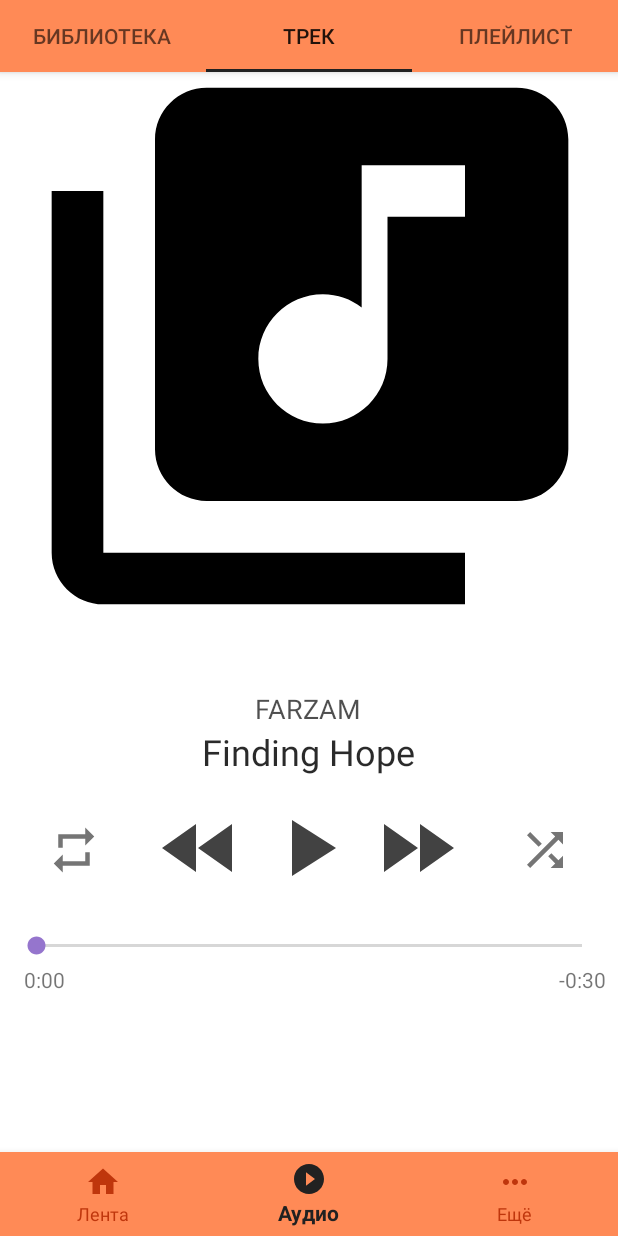
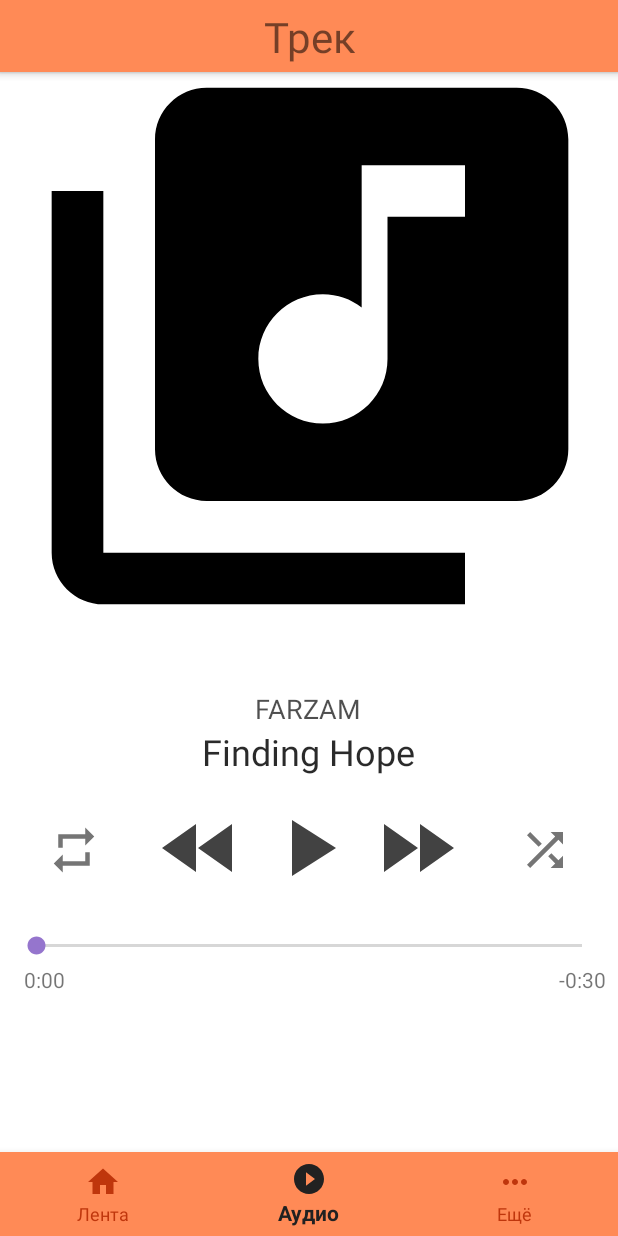
Before and after one commit to EgorAB/FlacPlayer, an Android app: the MainActivity screen opened directly, with no data from a screen before it, on a phone screen of 412 x 824 dp. Run offline under Robolectric (Android 15) with nearby library versions, the phone set to English and light mode, and no system bars.

Commit message:
Добавил нормальное редактирование плиста, теперь дебажить

```diff
--- a/app/src/main/java/com/example/flacplayer/MainActivity.kt
+++ b/app/src/main/java/com/example/flacplayer/MainActivity.kt
@@ -2,22 +2,20 @@ package com.example.flacplayer
 
 import android.content.ContentResolver
 import android.content.pm.PackageManager
-import android.graphics.BitmapFactory
 import android.net.Uri
 import android.os.Bundle
+import android.provider.MediaStore
 import android.support.design.widget.TabLayout
 import android.support.v4.app.FragmentActivity
 import android.support.v4.content.ContextCompat
 import android.support.v4.view.ViewPager
 import android.view.View
 import android.widget.ArrayAdapter
+import android.widget.ImageButton
 import kotlinx.android.synthetic.main.activity_main.*
 import kotlinx.android.synthetic.main.home_layout.*
 import kotlinx.android.synthetic.main.more_layout.*
 import kotlinx.android.synthetic.main.player_tabs.*
-import android.provider.MediaStore
-import android.view.Menu
-import android.view.MenuInflater
 
 
 class MainActivity : FragmentActivity(), PlaylistFragment.PlaylistInteractionListener,
@@ -30,6 +28,7 @@ class MainActivity : FragmentActivity(), PlaylistFragment.PlaylistInteractionLis
     private val playlistFragment: PlaylistFragment = PlaylistFragment()
     private val playSceneFragment: PlaySceneFragment = PlaySceneFragment()
 
+
     var songList = arrayListOf<Song>()
 
     override fun onCreate(savedInstanceState: Bundle?) {
@@ -38,19 +37,29 @@ class MainActivity : FragmentActivity(), PlaylistFragment.PlaylistInteractionLis
         setContentView(R.layout.activity_main)
         getSongList()
         selectedScene = player_tabs
-        appBar.alpha = 0f
+        playlistItemSelectedBar.alpha = 0f
+        playlistItemSelectedBar.findViewWithTag<ImageButton>("delete").setOnClickListener {
+            playlistFragment.PISBarDeleteButton()
+        }
+        playlistItemSelectedBar.findViewWithTag<ImageButton>("close").setOnClickListener {
+            playlistFragment.PISBarCloseButton()
+        }
         tabLayout.addOnTabSelectedListener(object : TabLayout.OnTabSelectedListener {
+            val appBars = arrayListOf<View>(libraryBar, playBar, playlistBar)
             override fun onTabSelected(tab: TabLayout.Tab) {
                 if (tab.position == 2 || tab.position == 0) {
                     hideBottomNavigationView()
-                    showAppBar()
+                    // showPISBar()
                 }
+                appBars[tab.position].alpha = 1F
             }
             override fun onTabUnselected(tab: TabLayout.Tab) {
                 if (tab.position == 2 || tab.position == 0) {
                     showBottomNavigationView()
-                    hideAppBar()
+                    // hidePISBar()
                 }
+                if(tab.position == 2) playlistFragment.PISBarCloseButton()
+                appBars[tab.position].alpha = 0F
             }
             override fun onTabReselected(tab: TabLayout.Tab) {}
         })
@@ -159,13 +168,15 @@ class MainActivity : FragmentActivity(), PlaylistFragment.PlaylistInteractionLis
         bottomNavigationView.animate().translationY(0f).duration = 200
     }
 
-    fun hideAppBar(){
-        appBar.clearAnimation()
-        appBar.animate().alpha(0f).duration = 200
+    // hide playlistItemSelectedBar
+    fun hidePISBar(){
+        playlistItemSelectedBar.clearAnimation()
+        playlistItemSelectedBar.animate().alpha(0f).duration = 200
     }
 
-    fun showAppBar(){
-        appBar.clearAnimation()
-        appBar.animate().alpha(1f).duration = 200
+    // show playlistItemSelectedBar
+    fun showPISBar(){
+        playlistItemSelectedBar.clearAnimation()
+        playlistItemSelectedBar.animate().alpha(1f).duration = 200
     }
 }
--- a/app/src/main/res/layout/activity_main.xml
+++ b/app/src/main/res/layout/activity_main.xml
@@ -6,20 +6,81 @@
                                         xmlns:android="http://schemas.android.com/apk/res/android"
                                         android:layout_width="match_parent">
     <android.support.constraint.ConstraintLayout
+            android:animateLayoutChanges="true"
             android:layout_width="match_parent"
             android:layout_height="match_parent"
             android:background="@color/white"
             tools:context=".MainActivity">
+        <android.support.design.widget.AppBarLayout
+                android:id="@+id/playlistBar"
+                android:alpha="0"
+                android:layout_width="match_parent"
+                android:layout_height="48dp"
+                app:layout_constraintTop_toTopOf="parent">
+            <android.support.constraint.ConstraintLayout android:layout_width="match_parent"
+                                                         android:layout_height="match_parent">
+                <TextView
+                        android:text="Плейлист"
+                        android:gravity="center"
+                        android:textSize="28sp"
+                        android:layout_width="wrap_content"
+                        android:layout_height="wrap_content"
+                        app:layout_constraintTop_toTopOf="parent" app:layout_constraintStart_toStartOf="parent"
+                        app:layout_constraintBottom_toBottomOf="parent"
+                        app:layout_constraintEnd_toEndOf="parent"/>
+            </android.support.constraint.ConstraintLayout>
+        </android.support.design.widget.AppBarLayout>
 
         <android.support.design.widget.AppBarLayout
-                android:id="@+id/appBar"
+                android:id="@+id/playBar"
+                android:alpha="0"
+                android:layout_width="match_parent"
+                android:layout_height="48dp"
+                app:layout_constraintTop_toTopOf="parent">
+            <android.support.constraint.ConstraintLayout android:layout_width="match_parent"
+                                                         android:layout_height="match_parent">
+                <TextView
+                        android:text="Трек"
+                        android:gravity="center"
+                        android:textSize="28sp"
+                        android:layout_width="wrap_content"
+                        android:layout_height="wrap_content"
+                        app:layout_constraintTop_toTopOf="parent" app:layout_constraintStart_toStartOf="parent"
+                        app:layout_constraintBottom_toBottomOf="parent"
+                        app:layout_constraintEnd_toEndOf="parent"/>
+            </android.support.constraint.ConstraintLayout>
+        </android.support.design.widget.AppBarLayout>
+
+        <android.support.design.widget.AppBarLayout
+                android:id="@+id/libraryBar"
+                android:alpha="0"
+                android:layout_width="match_parent"
+                android:layout_height="48dp"
+                app:layout_constraintTop_toTopOf="parent">
+            <android.support.constraint.ConstraintLayout android:layout_width="match_parent"
+                                                         android:layout_height="match_parent">
+                <TextView
+                        android:text="Библиотека"
+                        android:gravity="center"
+                        android:textSize="28sp"
+                        android:layout_width="wrap_content"
+                        android:layout_height="wrap_content"
+                        app:layout_constraintEnd_toEndOf="parent"
+                        app:layout_constraintStart_toStartOf="parent" app:layout_constraintTop_toTopOf="parent"
+                        app:layout_constraintBottom_toBottomOf="parent"/>
+            </android.support.constraint.ConstraintLayout>
+        </android.support.design.widget.AppBarLayout>
+
+        <android.support.design.widget.AppBarLayout
+                android:id="@+id/playlistItemSelectedBar"
+                android:alpha="0"
                 android:layout_width="match_parent"
                 android:layout_height="48dp"
                 app:layout_constraintTop_toTopOf="parent">
             <android.support.constraint.ConstraintLayout android:layout_width="match_parent"
                                                          android:layout_height="match_parent">
                 <ImageButton
-                        android:id="@+id/close"
+                        android:tag="close"
                         android:layout_width="42dp"
                         android:layout_height="42dp"
                         android:src="@drawable/ic_close_black_24dp"
@@ -28,10 +89,9 @@
                         app:layout_constraintTop_toTopOf="parent"
                         android:layout_marginTop="4dp"
                         app:layout_constraintStart_toStartOf="parent"
-                        android:layout_marginStart="2dp"
-                />
+                        android:layout_marginStart="2dp"/>
                 <ImageButton
-                        android:id="@+id/delete"
+                        android:tag="delete"
                         android:layout_width="42dp"
                         android:layout_height="42dp"
                         android:src="@drawable/ic_delete_black_24dp"
@@ -42,6 +102,8 @@
                         app:layout_constraintBottom_toBottomOf="parent"/>
             </android.support.constraint.ConstraintLayout>
         </android.support.design.widget.AppBarLayout>
+
+
         <include layout="@layout/player_tabs"
                  android:visibility="visible"
                  android:layout_height="match_parent"
@@ -58,8 +120,7 @@
                  android:visibility="gone"
                  android:layout_width="match_parent"
                  android:layout_height="match_parent"
-                 tools:layout_editor_absoluteX="125dp"
-        />
+                 tools:layout_editor_absoluteX="125dp"/>
         <android.support.design.widget.BottomNavigationView
                 app:labelVisibilityMode="labeled"
                 android:layout_width="match_parent"
@@ -71,13 +132,4 @@
                 app:itemTextColor="@color/bottom_navigation_item_background_colors"
                 app:layout_constraintBottom_toBottomOf="parent"/>
     </android.support.constraint.ConstraintLayout>
-
-    <!--<android.support.design.widget.NavigationView-->
-            <!--app:headerLayout="@layout/nav_header_main"-->
-            <!--app:menu="@menu/activity_main_drawer"-->
-            <!--android:fitsSystemWindows="true"-->
-            <!--android:layout_width="wrap_content"-->
-            <!--android:layout_gravity="start"-->
-            <!--android:layout_height="match_parent"-->
-            <!--android:id="@+id/navigationView"/>-->
 </android.support.v4.widget.DrawerLayout>
--- a/app/src/main/res/layout/playlist.xml
+++ b/app/src/main/res/layout/playlist.xml
@@ -12,6 +12,7 @@
         <LinearLayout android:layout_width="match_parent"
                       android:layout_height="wrap_content"
                       android:orientation="vertical"
+                      android:animateLayoutChanges="true"
                       android:id="@+id/playlist" android:layout_marginTop="0dp"
                       app:layout_constraintTop_toTopOf="parent"
                       app:layout_constraintBottom_toBottomOf="parent" android:layout_marginBottom="0dp">
```
Also changed, not shown: app/src/main/java/com/example/flacplayer/PlaylistFragment.kt (+55 -52 lines).
